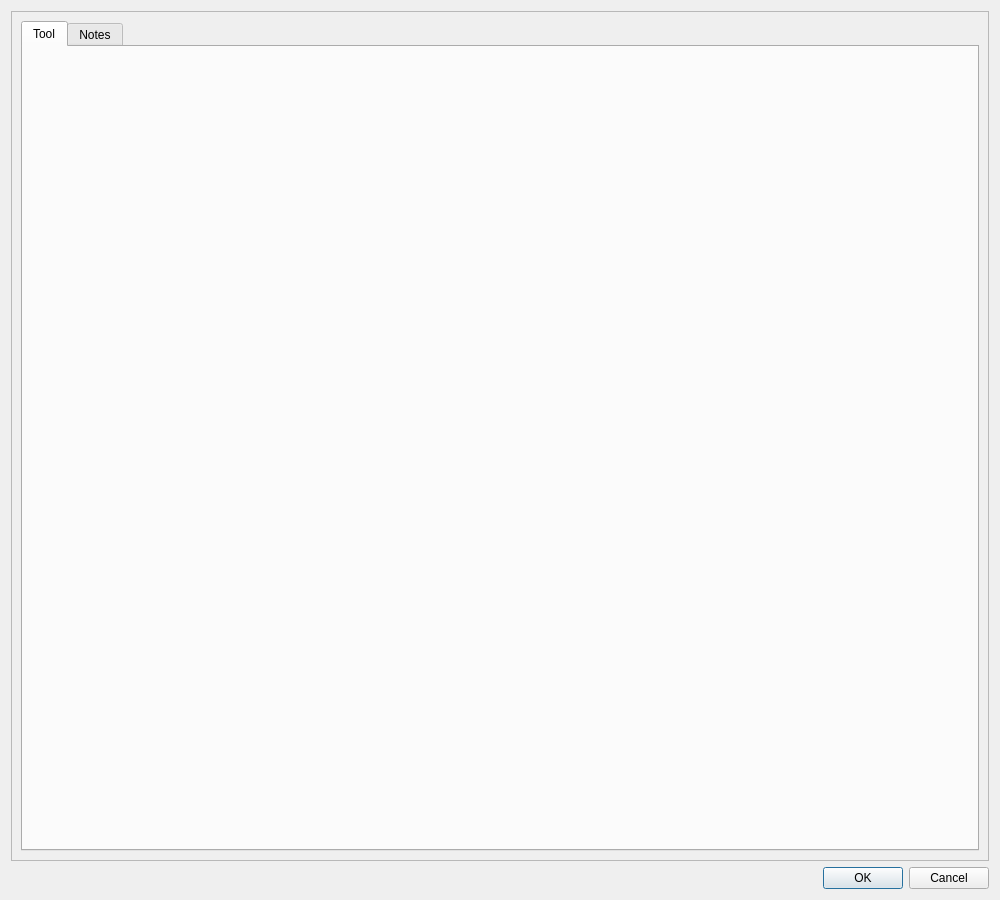
This is src/Mod/CAM/Gui/Resources/panels/ToolBitEditor.ui in southseact-3d/fcd as Qt 5 draws it before an edit. The edited form follows.
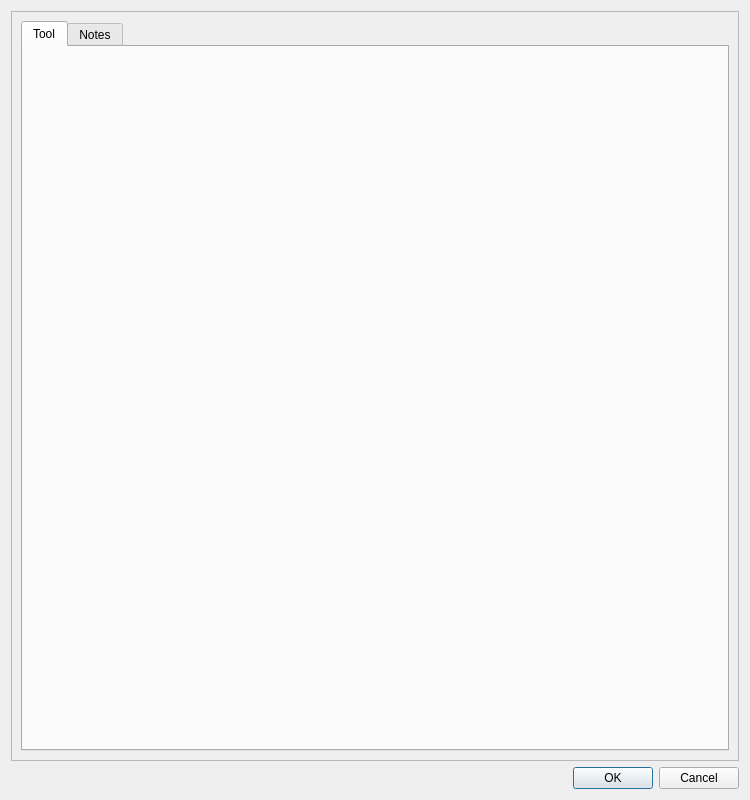
This is the edited form.

Commit message: CAM: reduce default size of toolbit editor dialog

```diff
--- a/src/Mod/CAM/Gui/Resources/panels/ToolBitEditor.ui
+++ b/src/Mod/CAM/Gui/Resources/panels/ToolBitEditor.ui
@@ -6,8 +6,8 @@
    <rect>
     <x>0</x>
     <y>0</y>
-    <width>1000</width>
-    <height>900</height>
+    <width>750</width>
+    <height>800</height>
    </rect>
   </property>
   <property name="windowTitle">
```
Left out of the diff: 8 changed lines with no effect on the pictures.
